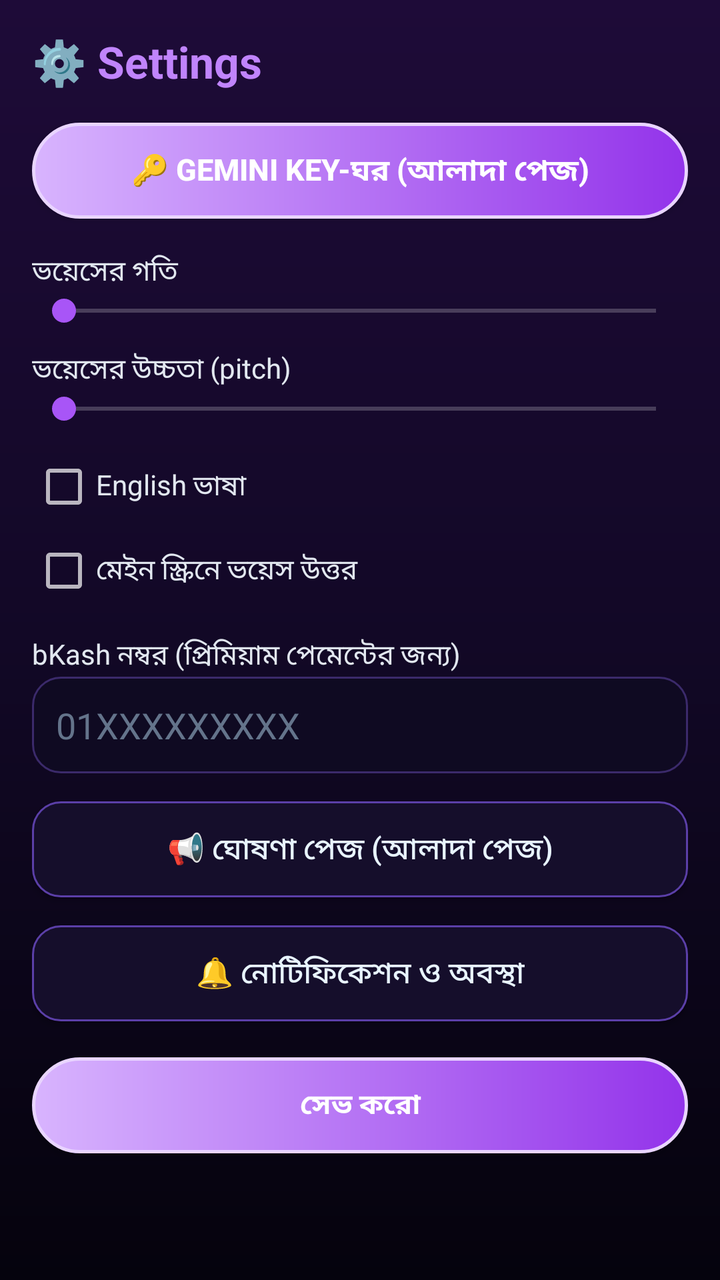
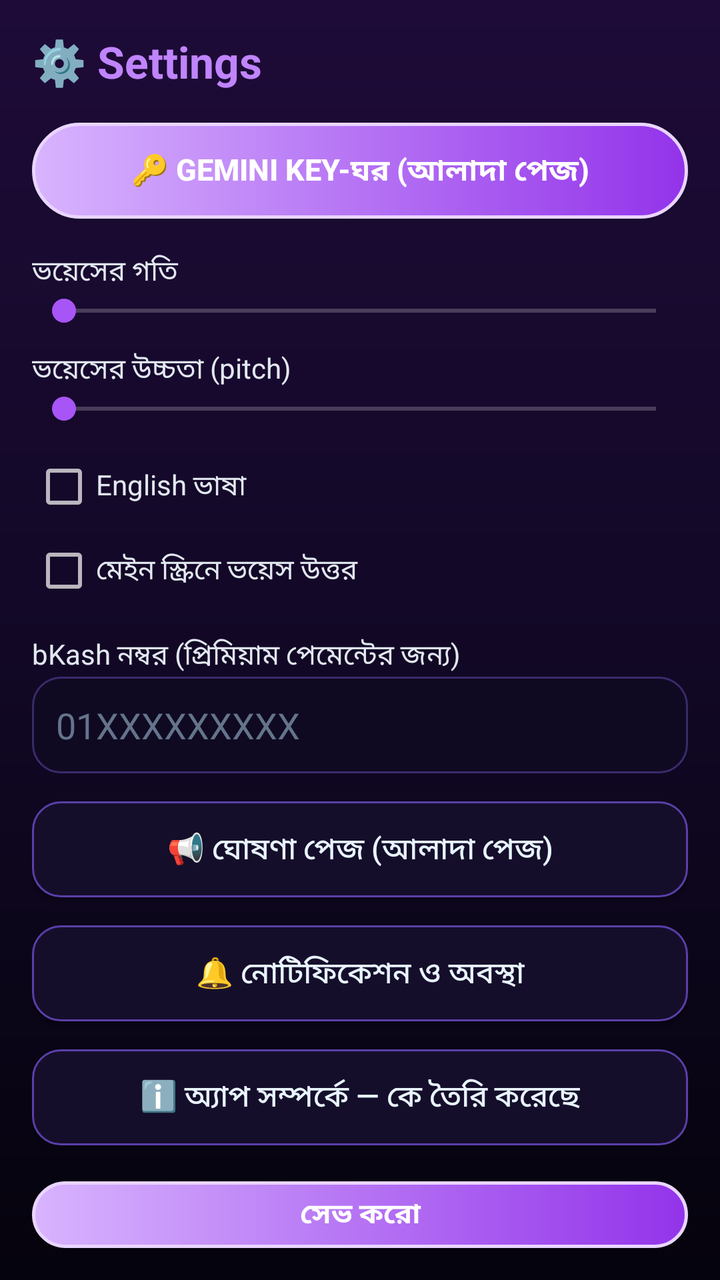

An Android layout rendered at two revisions. The XML below is the earlier revision; the diff shows what the commit changed to produce the second picture.
<!-- AndroidManifest.xml: application theme AppTheme -->
<!-- res/layout/activity_settings.xml -->
<?xml version="1.0" encoding="utf-8"?>
<LinearLayout xmlns:android="http://schemas.android.com/apk/res/android"
    android:layout_width="match_parent"
    android:layout_height="match_parent"
    android:background="@drawable/bg_main"
    android:orientation="vertical"
    android:padding="16dp">

    <TextView
        android:layout_width="match_parent"
        android:layout_height="wrap_content"
        android:text="⚙️ Settings"
        android:textColor="#C084FC"
        android:textSize="22sp"
        android:textStyle="bold" />

    <Button
        android:id="@+id/setKeysBtn"
        android:layout_width="match_parent"
        android:layout_height="wrap_content"
        android:layout_marginTop="16dp"
        android:background="@drawable/btn_primary"
        android:padding="12dp"
        android:text="🔑 Gemini Key-ঘর (আলাদা পেজ)"
        android:textColor="#FFFFFF"
        android:textSize="15sp"
        android:textStyle="bold" />

    <TextView
        android:layout_width="match_parent"
        android:layout_height="wrap_content"
        android:layout_marginTop="16dp"
        android:text="ভয়েসের গতি"
        android:textColor="#E2E8F0" />

    <SeekBar
        android:id="@+id/setSpeed"
        android:layout_width="match_parent"
        android:layout_height="wrap_content"
        android:max="20" />

    <TextView
        android:layout_width="match_parent"
        android:layout_height="wrap_content"
        android:layout_marginTop="10dp"
        android:text="ভয়েসের উচ্চতা (pitch)"
        android:textColor="#E2E8F0" />

    <SeekBar
        android:id="@+id/setPitch"
        android:layout_width="match_parent"
        android:layout_height="wrap_content"
        android:max="20" />

    <CheckBox
        android:id="@+id/setEnglish"
        android:layout_width="match_parent"
        android:layout_height="wrap_content"
        android:layout_marginTop="14dp"
        android:text="English ভাষা"
        android:textColor="#E2E8F0" />

    <CheckBox
        android:id="@+id/setMainVoice"
        android:layout_width="match_parent"
        android:layout_height="wrap_content"
        android:layout_marginTop="10dp"
        android:text="মেইন স্ক্রিনে ভয়েস উত্তর"
        android:textColor="#E2E8F0" />

    <TextView
        android:layout_width="match_parent"
        android:layout_height="wrap_content"
        android:layout_marginTop="16dp"
        android:text="bKash নম্বর (প্রিমিয়াম পেমেন্টের জন্য)"
        android:textColor="#E2E8F0" />

    <EditText
        android:id="@+id/setBkash"
        android:layout_width="match_parent"
        android:layout_height="wrap_content"
        android:background="@drawable/bg_input"
        android:hint="01XXXXXXXXX"
        android:inputType="phone"
        android:padding="12dp"
        android:textColor="#E8F4FF"
        android:textColorHint="#64748B" />

    <Button
        android:id="@+id/setAnnounceBtn"
        android:layout_width="match_parent"
        android:layout_height="wrap_content"
        android:layout_marginTop="14dp"
        android:background="@drawable/btn_secondary"
        android:padding="12dp"
        android:text="📢 ঘোষণা পেজ (আলাদা পেজ)"
        android:textColor="#E8F4FF"
        android:textSize="15sp" />

    <Button
        android:id="@+id/setStatusBtn"
        android:layout_width="match_parent"
        android:layout_height="wrap_content"
        android:layout_marginTop="14dp"
        android:background="@drawable/btn_secondary"
        android:padding="12dp"
        android:text="🔔 নোটিফিকেশন ও অবস্থা"
        android:textColor="#E8F4FF"
        android:textSize="15sp" />

    <Button
        android:id="@+id/setSave"
        android:layout_width="match_parent"
        android:layout_height="wrap_content"
        android:layout_marginTop="18dp"
        android:background="@drawable/btn_primary"
        android:text="সেভ করো"
        android:textColor="#FFFFFF"
        android:textStyle="bold" />

    <TextView
        android:id="@+id/setInfo"
        android:layout_width="match_parent"
        android:layout_height="wrap_content"
        android:layout_marginTop="14dp"
        android:textColor="#94A3B8"
        android:textSize="12sp" />
</LinearLayout>
<!-- resources referenced by this layout -->
<resources>
  <!-- drawable bg_input (drawable) -->
  <?xml version="1.0" encoding="utf-8"?>
  <shape xmlns:android="http://schemas.android.com/apk/res/android" android:shape="rectangle">
      <corners android:radius="14dp" />
      <solid android:color="#0F0A22" />
      <stroke android:width="1dp" android:color="#3B2A6B" />
  </shape>
  <!-- drawable bg_main (drawable) -->
  <?xml version="1.0" encoding="utf-8"?>
  <shape xmlns:android="http://schemas.android.com/apk/res/android" android:shape="rectangle">
      <gradient
          android:angle="270"
          android:startColor="#1E0B38"
          android:centerColor="#120826"
          android:endColor="#05030D" />
  </shape>
  <!-- drawable btn_primary (drawable) -->
  <?xml version="1.0" encoding="utf-8"?>
  <shape xmlns:android="http://schemas.android.com/apk/res/android" android:shape="rectangle">
      <corners android:radius="28dp" />
      <gradient android:startColor="#D8B4FE" android:endColor="#9333EA" android:angle="0" />
      <stroke android:width="1.5dp" android:color="#E9D5FF" />
  </shape>
  <!-- drawable btn_secondary (drawable) -->
  <?xml version="1.0" encoding="utf-8"?>
  <shape xmlns:android="http://schemas.android.com/apk/res/android" android:shape="rectangle">
      <corners android:radius="14dp" />
      <solid android:color="#150E2B" />
      <stroke android:width="1dp" android:color="#5B3FA8" />
  </shape>
  <style name="AppTheme" parent="android:Theme.Material.NoActionBar">
          <item name="android:windowBackground">#05030D</item>
          <item name="android:colorAccent">#A855F7</item>
          <item name="android:statusBarColor">#05030D</item>
          <item name="android:navigationBarColor">#05030D</item>
          <item name="android:windowLightStatusBar">false</item>
      </style>
</resources>

<!-- the commit's change to res/layout/activity_settings.xml (unified diff, before → after) -->
@@ -109,6 +109,17 @@
         android:textSize="15sp" />
 
     <Button
+        android:id="@+id/setAboutBtn"
+        android:layout_width="match_parent"
+        android:layout_height="wrap_content"
+        android:layout_marginTop="14dp"
+        android:background="@drawable/btn_secondary"
+        android:padding="12dp"
+        android:text="ℹ️ অ্যাপ সম্পর্কে — কে তৈরি করেছে"
+        android:textColor="#E8F4FF"
+        android:textSize="15sp" />
+
+    <Button
         android:id="@+id/setSave"
         android:layout_width="match_parent"
         android:layout_height="wrap_content"
